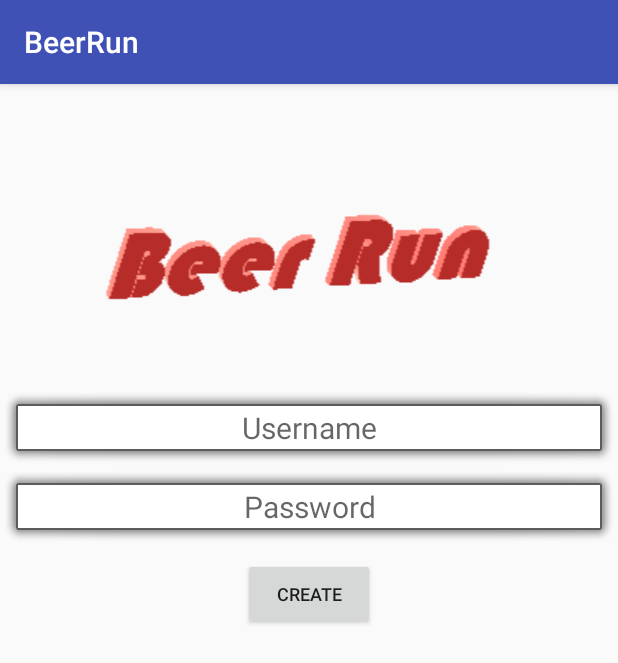
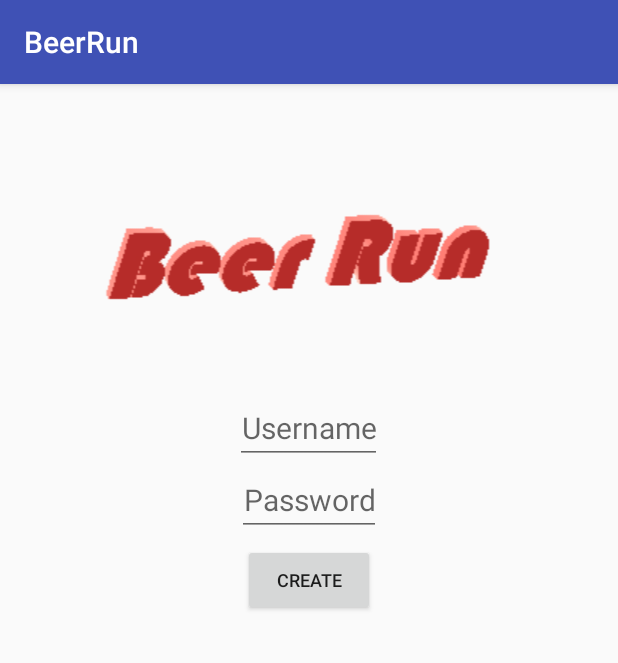
Before and after one commit to ChapmanCPSC356Fall2017/final-project-stone188, an Android app: the screen it shows after launch (MainActivity), after a tap on "CREATE ACCOUNT", on a phone screen of 412 x 824 dp. Shown: the top 663 px of the screen. Run offline under Robolectric (Android 15) with nearby library versions, the phone set to English and light mode, and no system bars.

Commit message:
Aesthetic work. Fixed bugs with views. Added menu inflator and floating action button

```diff
--- a/app/src/main/java/edu/chapman/cpsc/beerrun/activities/MainActivity.java
+++ b/app/src/main/java/edu/chapman/cpsc/beerrun/activities/MainActivity.java
@@ -1,5 +1,6 @@
 package edu.chapman.cpsc.beerrun.activities;
 
+import android.support.design.widget.FloatingActionButton;
 import android.support.v4.app.Fragment;
 import android.support.v7.app.AppCompatActivity;
 import android.os.Bundle;
@@ -8,11 +9,15 @@ import edu.chapman.cpsc.beerrun.R;
 import edu.chapman.cpsc.beerrun.fragments.MainMenueFragment;
 
 public class MainActivity extends AppCompatActivity {
+    public FloatingActionButton liked;
 
     @Override
     protected void onCreate(Bundle savedInstanceState) {
         super.onCreate(savedInstanceState);
         setContentView(R.layout.activity_main);
+
+        this.liked = findViewById(R.id.thumbs);
+        liked.hide();
 
         MainMenueFragment mainMenu = new MainMenueFragment();
 
@@ -26,7 +31,6 @@ public class MainActivity extends AppCompatActivity {
         getSupportFragmentManager()
                 .beginTransaction()
                 .setCustomAnimations(inAnimation, outAnimation)
-                .addToBackStack(null)
                 .replace(R.id.fragment_container, frag)
                 .commit();
     }
--- a/app/src/main/java/edu/chapman/cpsc/beerrun/fragments/MainMenueFragment.java
+++ b/app/src/main/java/edu/chapman/cpsc/beerrun/fragments/MainMenueFragment.java
@@ -2,27 +2,18 @@ package edu.chapman.cpsc.beerrun.fragments;
 
 import android.content.Context;
 import android.content.SharedPreferences;
-import android.graphics.Rect;
 import android.os.Bundle;
-import android.preference.PreferenceManager;
 import android.support.annotation.Nullable;
-import android.support.test.espresso.base.Default;
 import android.support.v4.app.Fragment;
-import android.text.method.PasswordTransformationMethod;
-import android.text.method.TransformationMethod;
 import android.view.LayoutInflater;
 import android.view.View;
 import android.view.ViewGroup;
 import android.view.animation.Animation;
 import android.view.animation.AnimationUtils;
-import android.widget.ArrayAdapter;
 import android.widget.Button;
 import android.widget.EditText;
-import android.widget.Spinner;
 import android.widget.Toast;
-import java.util.ArrayList;
 import java.util.HashSet;
-import java.util.List;
 import java.util.Set;
 
 import edu.chapman.cpsc.beerrun.R;
@@ -55,6 +46,8 @@ public class MainMenueFragment extends Fragment{
         final View v = inflater.inflate(R.layout.fragment_main_menu, container, false);
 
         mainActivity = (MainActivity) getContext();
+
+        mainActivity.liked.hide();
 
         this.subBtn = v.findViewById(R.id.submitButton);
         this.user = v.findViewById(R.id.username);
--- a/app/src/main/res/anim/cycle_5.xml
+++ b/app/src/main/res/anim/cycle_4.xml
@@ -1,4 +1,4 @@
 <?xml version="1.0" encoding="utf-8"?>
 <cycleInterpolator
     xmlns:android="http://schemas.android.com/apk/res/android"
-    android:cycles="5" />
+    android:cycles="4" />
--- a/app/src/main/res/anim/shake.xml
+++ b/app/src/main/res/anim/shake.xml
@@ -4,4 +4,4 @@
     android:fromXDelta="0%"
     android:toXDelta="5%"
     android:duration="1000"
-    android:interpolator="@anim/cycle_5" />
+    android:interpolator="@anim/cycle_4" />
--- a/app/src/main/res/layout/activity_main.xml
+++ b/app/src/main/res/layout/activity_main.xml
@@ -1,14 +1,24 @@
 <?xml version="1.0" encoding="utf-8"?>
-<FrameLayout
-    xmlns:android="http://schemas.android.com/apk/res/android"
+<FrameLayout xmlns:android="http://schemas.android.com/apk/res/android"
     android:layout_width="match_parent"
-    android:layout_height="match_parent">
+    android:layout_height="match_parent"
+    xmlns:app="http://schemas.android.com/apk/res-auto">
 
     <FrameLayout
         android:id="@+id/fragment_container"
         android:layout_width="match_parent"
         android:layout_height="match_parent">
 
+        <android.support.design.widget.FloatingActionButton
+            android:id="@+id/thumbs"
+            android:layout_width="wrap_content"
+            android:layout_height="wrap_content"
+            android:layout_gravity="bottom|center"
+            android:clickable="true"
+            android:focusable="true"
+            app:backgroundTint="@android:color/holo_green_dark"
+            app:fabSize="normal"
+            app:srcCompat="@drawable/ic_thumb_up_black_24dp" />
     </FrameLayout>
 
 </FrameLayout>
--- a/app/src/main/res/layout/fragment_main_menu.xml
+++ b/app/src/main/res/layout/fragment_main_menu.xml
@@ -57,12 +57,11 @@
 
     <EditText
         android:id="@+id/username"
-        android:layout_width="match_parent"
+        android:layout_width="wrap_content"
         android:layout_height="wrap_content"
         android:layout_below="@+id/beer_logo"
         android:layout_centerInParent="true"
         android:visibility="gone"
-        android:background="@android:drawable/alert_light_frame"
         android:gravity="center"
         android:inputType="text"
         android:nextFocusDown="@+id/passwd"
@@ -72,13 +71,12 @@
 
     <EditText
         android:id="@+id/passwd"
-        android:layout_width="match_parent"
+        android:layout_width="wrap_content"
         android:layout_height="wrap_content"
         android:layout_below="@+id/username"
         android:layout_centerInParent="true"
         android:inputType="textPassword"
         android:visibility="gone"
-        android:background="@android:drawable/alert_light_frame"
         android:gravity="center"
         android:hint="@string/password"
         android:textSize="20sp"
--- a/app/src/main/res/values/strings.xml
+++ b/app/src/main/res/values/strings.xml
@@ -13,4 +13,9 @@
     <string name="create_account">Create Account</string>
     <string name="login">LOGIN</string>
     <string name="create">Create</string>
+    <string name="refresh">Refresh</string>
+    <string name="home_option">Home</string>
+    <string name="quit">QUIT</string>
+    <string name="wish_list">Wish List</string>
+    <string name="back">back</string>
 </resources>
```
Also changed, not shown: app/src/main/java/edu/chapman/cpsc/beerrun/fragments/BeerFragment.java (+68 -2 lines), app/src/main/java/edu/chapman/cpsc/beerrun/fragments/InfoFragment.java (+38 -2 lines), app/src/main/res/drawable/ic_search_black_24dp.xml (added, +9 -0 lines), app/src/main/res/drawable/menu_refresh.xml (added, +10 -0 lines), app/src/main/res/layout/fragment_beer.xml (+5 -2 lines), app/src/main/res/layout/fragment_info.xml (+3 -8 lines), app/src/main/res/menu/fragment_beer_list.xml (added, +19 -0 lines), app/src/main/res/menu/fragment_info.xml (added, +11 -0 lines).
